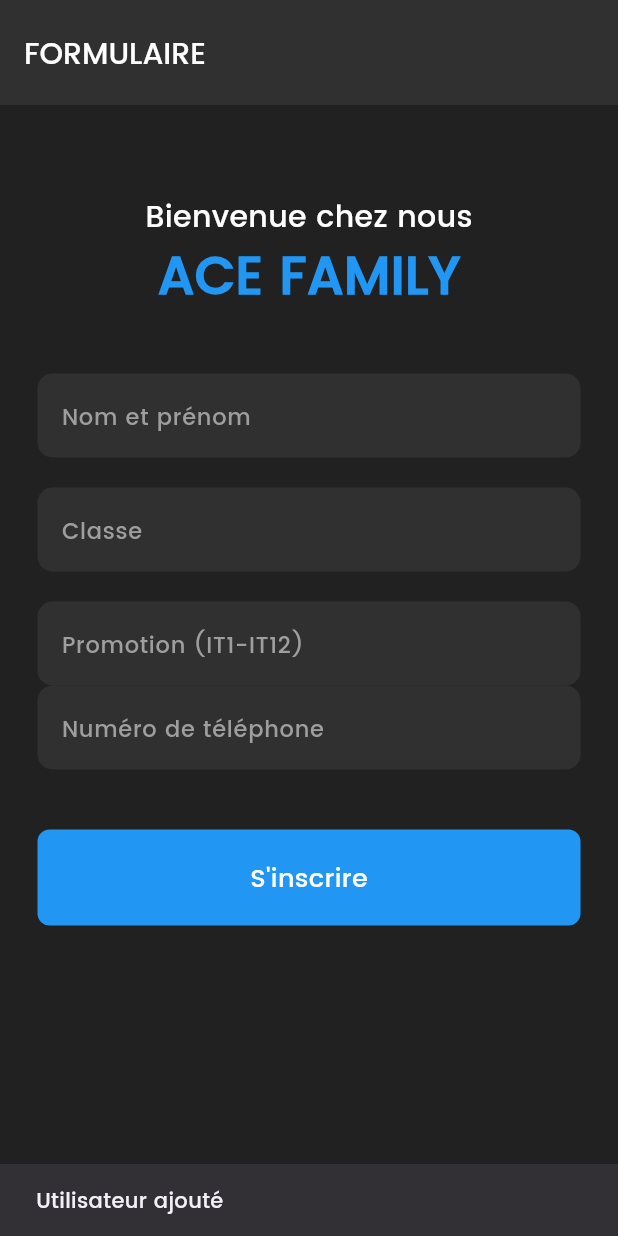
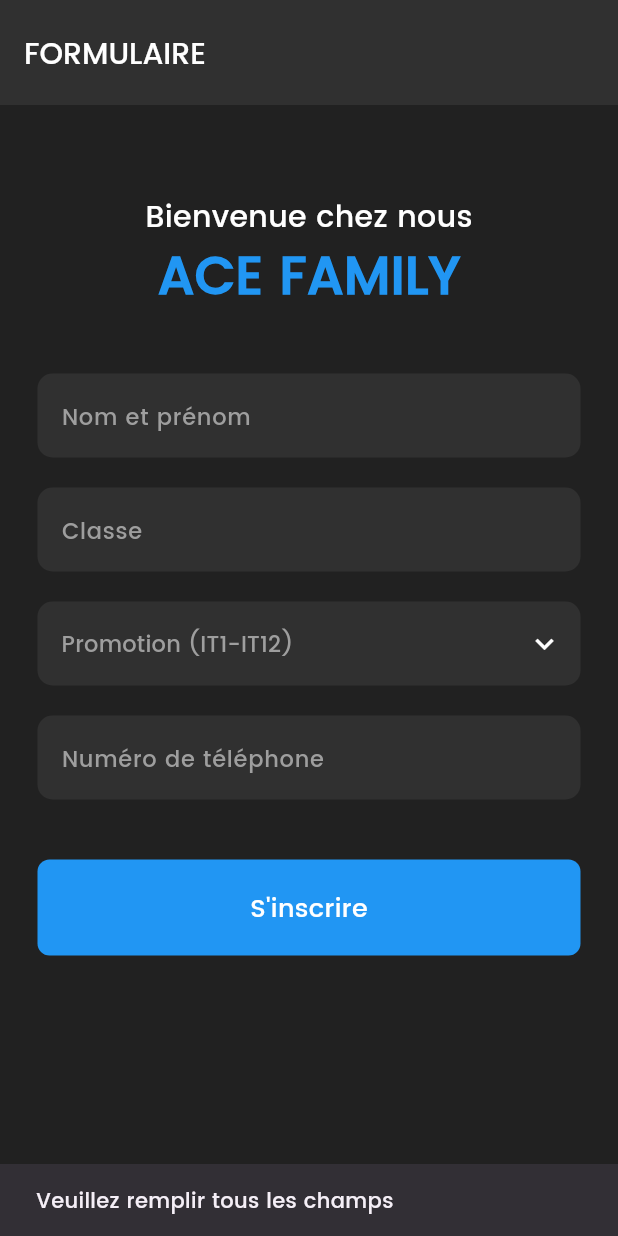
Before and after one commit to Isaac1676/ACE_APP, a Flutter app: the FormPage screen opened directly, after a tap on "S'inscrire", on a phone screen of 412 x 824 dp. Run offline on Flutter 3.47's test engine with Material 3 defaults, Android fonts, the phone set to English and light mode, and no system bars; our stand-ins replace cloud_firestore, firebase_core; accounts and stored records are empty.

Commit message:
fix and last ajust

```diff
--- a/lib/components/text_field.dart
+++ b/lib/components/text_field.dart
@@ -81,31 +81,48 @@ class MyPhoneNumberField extends StatelessWidget {
   }
 }
 
-
-class PromotionField extends StatelessWidget {
+class PromotionField extends StatefulWidget {
   final String hintText;
-  final TextEditingController controller;
-  final String? Function(String?)? validator;
+  final String selectedPromotion;
+  final void Function(String) onChanged;
 
   const PromotionField({
     Key? key,
     required this.hintText,
-    required this.controller,
-    required this.validator
+    required this.selectedPromotion,
+    required this.onChanged,
   }) : super(key: key);
+
+  @override
+  _PromotionFieldState createState() => _PromotionFieldState();
+}
+
+class _PromotionFieldState extends State<PromotionField> {
+  List<String> itemList = List.generate(12, (index) => 'IT${index + 1}');
 
   @override
   Widget build(BuildContext context) {
     return Padding(
       padding: const EdgeInsets.symmetric(horizontal: 25.0),
-      child: TextFormField(
-        controller: controller,
-        keyboardType: TextInputType.number,
-        inputFormatters: [
-          FilteringTextInputFormatter.digitsOnly,
-          LengthLimitingTextInputFormatter(3),
-        ], // Utilisez TextInputType.phone pour un clavier numérique
-        style: const TextStyle(color: Colors.white, fontFamily: "Poppins"),
+      child: SingleChildScrollView(
+        child: DropdownButtonFormField<String>(
+          value: itemList.contains(widget.selectedPromotion) ? widget.selectedPromotion : null,
+          items: itemList.map((String value) {
+            return DropdownMenuItem<String>(
+              value: value,
+              child: Text(value, style: const TextStyle(color: Colors.white)),
+            );
+          }).toList(),
+          onChanged: (value) {
+            if (value != null) {
+              widget.onChanged(value);
+            }
+          },
+          hint: Text(widget.hintText, style: TextStyle(fontSize: 15, color: Colors.grey.shade500, fontFamily: "Poppins")),
+          isExpanded: true,
+          elevation: 0,
+          dropdownColor: Colors.grey[850],
+          icon: const Icon(Icons.keyboard_arrow_down_outlined, color: Colors.white),
           decoration: InputDecoration(
             enabledBorder: OutlineInputBorder(
               borderSide: const BorderSide(color: Colors.transparent),
@@ -117,12 +134,7 @@ class PromotionField extends StatelessWidget {
             ),
             filled: true,
             fillColor: Colors.grey[850],
-          border: validator != null ? OutlineInputBorder(
-            borderSide: const BorderSide(color: Colors.red), // Utilisation de la bordure d'erreur
-            borderRadius: BorderRadius.circular(10.0),
-          ) : null,
-          hintText: hintText,
-          hintStyle: TextStyle(fontSize: 15, color: Colors.grey.shade500),
+          ),
         ),
       ),
     );
--- a/lib/pages/form.dart
+++ b/lib/pages/form.dart
@@ -16,16 +16,17 @@ class _FormPageState extends State<FormPage> {
   final numController = TextEditingController();
   final promotionController = TextEditingController();
 
-
   final _formKey = GlobalKey<FormState>(); // Add a GlobalKey for the form
 
   // login method
   void login() {
-    if (_formKey.currentState!.validate()) {
-      String name = nameController.text;
-      String classe = classeController.text;
-      String numtel = numController.text;
+  if (_formKey.currentState!.validate()) {
+    String name = nameController.text;
+    String classe = classeController.text.toUpperCase();
+    String numtel = numController.text;
+    String promotion = promotionController.text;
 
+    if (name.isNotEmpty && classe.isNotEmpty && numtel.isNotEmpty && promotion.isNotEmpty) {
       ScaffoldMessenger.of(context).showSnackBar(
         const SnackBar(
           content: Text(
@@ -43,14 +44,28 @@ class _FormPageState extends State<FormPage> {
         'name': name,
         'classe': classe,
         'numtel': numtel,
+        'promotion': promotion,
         'isConfirmed': false
       });
 
       nameController.clear();
       classeController.clear();
       numController.clear();
+      promotionController.clear();
+    } else {
+      ScaffoldMessenger.of(context).showSnackBar(
+        const SnackBar(
+          content: Text(
+            'Veuillez remplir tous les champs',
+            style: TextStyle(fontFamily: "Poppins"),
+          ),
+          duration: Duration(seconds: 2), // Durée d'affichage de la SnackBar
+        ),
+      );
     }
   }
+}
+
 
   @override
   Widget build(BuildContext context) {
@@ -132,20 +147,14 @@ class _FormPageState extends State<FormPage> {
 
               PromotionField(
                 hintText: "Promotion (IT1-IT12)",
-                controller: promotionController,
-                validator: (value) {
-                  if (value == null || value.isEmpty) {
-                    return 'Veuillez choisir votre promotion';
-                  } else if (!value.startsWith('IT')) {
-                    return 'La promotion doit commencer par "IT"';
-                  } else if (int.tryParse(value.substring(2)) == null) {
-                    return 'La promotion doit être un nombre';
-                  } else if (int.parse(value.substring(2)) < 1 ||
-                      int.parse(value.substring(2)) > 12) {
-                    return 'La promotion doit être entre IT1 et IT12';
-                  }
-                  return null;
+                selectedPromotion: promotionController.text,
+                onChanged: (value) {
+                  promotionController.text = value;
                 },
+              ),
+
+              const SizedBox(
+                height: 20,
               ),
 
               // Formulaire pour le numéro
--- a/lib/pages/home.dart
+++ b/lib/pages/home.dart
@@ -40,7 +40,7 @@ void onSearch(String search) {
     setState(() {
       // Extraire les données de chaque document Firestore et les convertir en objets User
       users = snapshot.docs
-          .map((doc) => User.fromMap(doc.data() as Map<String, dynamic>)).cast<QueryDocumentSnapshot<Object?>?>()
+          .map((doc) => User.fromMap(doc.data())).cast<QueryDocumentSnapshot<Object?>?>()
           .toList();
       filteredUsers = List.from(users);
     });
```
Lines whose indentation alone changed are shown as unchanged.
